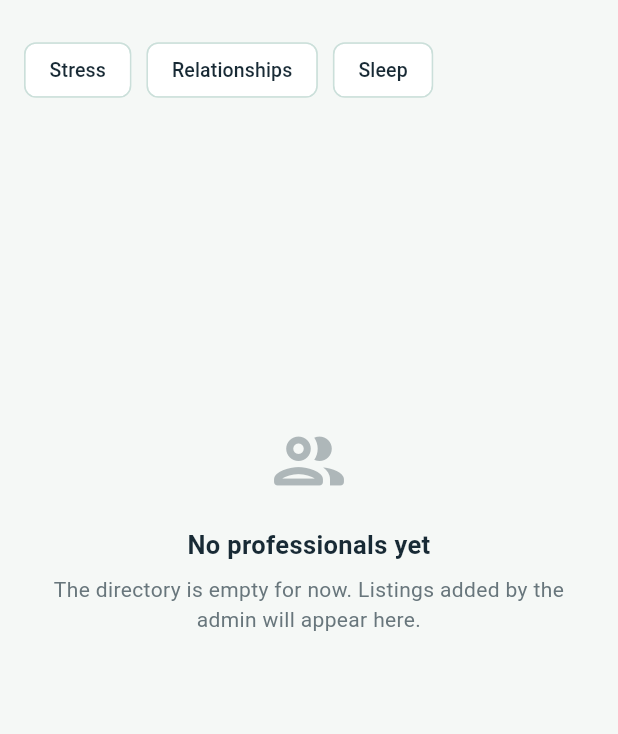
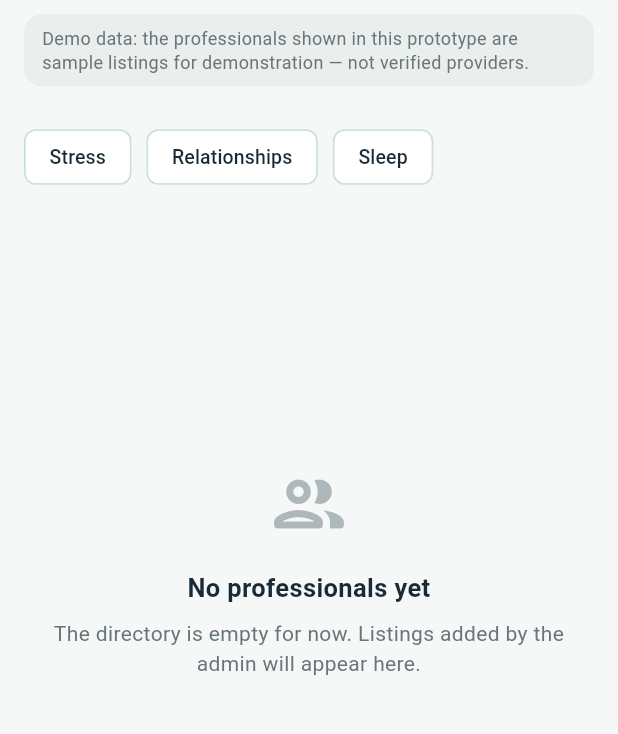
Before and after one commit to Tor3x-Coder/mindmate, a Flutter app: the ProfessionalDirectoryScreen screen opened directly, on a phone screen of 412 x 824 dp, the part 320-1054 px from its top. Run offline on Flutter 3.47's test engine with Material 3 defaults, Android fonts, the phone set to English and light mode, and no system bars; our stand-ins replace cloud_firestore, firebase_auth, firebase_core, just_audio, shared_preferences; missing offline and left inert: model_viewer_plus; accounts and stored records are empty; Roboto replaces fonts that are missing (Poppins).

Commit message:
Batch 11 part 1: verify + complete Nigerian emergency numbers, demo-data label
- add 15 missing states with numbers verified against the NEMSAS state
  call-centre list published 19 Aug 2026 (all 36 states + FCT now listed,
  incl. Lagos 767, Kano, Rivers, Delta, Katsina, Kebbi, Kogi, Kwara,
  Nasarawa, Ogun, Ondo, Oyo, Plateau, Cross River, Sokoto)
- add newly published secondary numbers for Niger and Yobe
- state card: remove internal 'verify before release' copy, 112 fallback wording
- professional directory: persistent 'Demo data — not verified providers' banner
- docs/emergency_resource_verification.md: full source/dated verification table
  (NEMSAS 19 Aug 2026, NCC 112, 9 international lines, findahelpline.com)
- update continuity docs; device pass for tel/sms/browser deferred to Batch 12

Co-authored-by: arena-agent <297053741+arena-agent@users.noreply.github.com>

```diff
--- a/lib/screens/emergency_support_screen.dart
+++ b/lib/screens/emergency_support_screen.dart
@@ -326,8 +326,8 @@ class _EmergencySupportScreenState extends State<EmergencySupportScreen> {
     return _HelpCard(
       title: entry.state.isEmpty ? 'Your state' : entry.state,
       subtitle: hasLocal
-          ? 'Local emergency call centre. Verify before public release.'
-          : 'No authenticated local number listed — use the national line.',
+          ? 'Local emergency call centre. 112 also works nationwide.'
+          : 'No local number listed for this state — use the national line.',
       actionLabel: hasLocal ? 'Call $label' : 'Call 112',
       icon: Icons.filter_center_focus_outlined,
       urgent: true,
--- a/lib/screens/professional/professional_directory_screen.dart
+++ b/lib/screens/professional/professional_directory_screen.dart
@@ -64,6 +64,19 @@ class _ProfessionalDirectoryScreenState
           crossAxisAlignment: CrossAxisAlignment.start,
           children: [
             _buildIntro(),
+            const SizedBox(height: 10),
+            Container(
+              margin: const EdgeInsets.fromLTRB(16, 0, 16, 0),
+              padding: const EdgeInsets.symmetric(horizontal: 12, vertical: 8),
+              decoration: BoxDecoration(
+                color: AppTheme.textLight.withValues(alpha: 0.08),
+                borderRadius: BorderRadius.circular(12),
+              ),
+              child: const Text(
+                'Demo data: the professionals shown in this prototype are sample listings for demonstration — not verified providers.',
+                style: TextStyle(fontSize: 12, color: AppTheme.textLight, height: 1.35),
+              ),
+            ),
             const SizedBox(height: 14),
             _buildNeedChoices(),
             const SizedBox(height: 12),
```
Also changed, not shown: lib/utils/constants.dart (+23 -6 lines), 4 other files.
